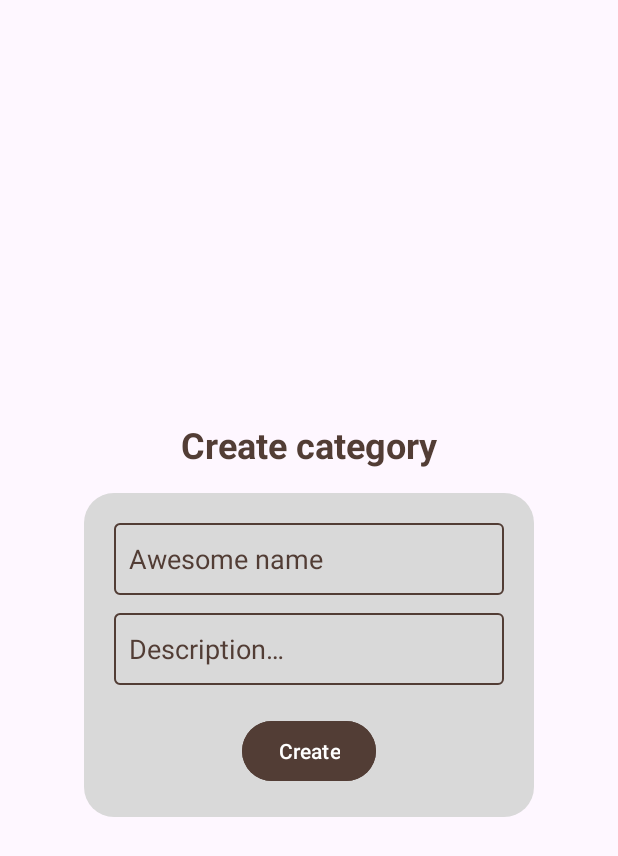
After one commit to kzi-nastava/ma-project-event-planner-siit-2024-team-14, an Android app: the fragment NewCategoryFragment shown on its own in the app's theme, on a phone screen of 412 x 824 dp. The commit adds this screen. Shown: the top 856 px of the screen. Run offline under Robolectric (Android 15) with nearby library versions, the phone set to English and light mode, and no system bars; 2 statements that could not run were skipped.

Commit message:
Add update and create category forms

```diff
--- a/app/src/main/java/com/example/eventplanner/data/network/services/offerings/categories/CategoryService.java
+++ b/app/src/main/java/com/example/eventplanner/data/network/services/offerings/categories/CategoryService.java
@@ -5,16 +5,50 @@ import com.example.eventplanner.data.model.Category;
 import java.util.Collection;
 
 import retrofit2.Call;
+import retrofit2.http.Body;
+import retrofit2.http.DELETE;
 import retrofit2.http.GET;
 import retrofit2.http.Headers;
+import retrofit2.http.POST;
+import retrofit2.http.PUT;
+import retrofit2.http.Path;
 
 public interface CategoryService {
 
     @Headers({
             "User-Agent: Mobile-Android",
-            "Content-Type:application/json"
+            "Content-Type: application/json"
     })
     @GET("categories")
     Call<Collection<Category>> getAllCategories();
 
+    @Headers({
+            "User-Agent: Mobile-Android",
+            "Content-Type: application/json"
+    })
+    @GET("categories/{id}")
+    Call<Category> getById(@Path("id") Integer id);
+
+    @Headers({
+            "User-Agent: Mobile-Android",
+            "Content-Type: application/json"
+    })
+    @POST("categories")
+    Call<Category> addCategory(@Body Category category);
+
+    @Headers({
+            "User-Agent: Mobile-Android",
+            "Content-Type: application/json"
+    })
+    @PUT("categories")
+    Call<Category> updateCategory(@Body Category category);
+
+    @Headers({
+            "User-Agent: Mobile-Android",
+            "Content-Type: application/json"
+    })
+    @DELETE("categories/{id}")
+    Call<Void> deleteCategory(@Path("id") Integer id);
+
+    // TODO: See if an interceptor should add these headers
 }
--- /dev/null
+++ b/app/src/main/java/com/example/eventplanner/ui/fragment/category/NewCategoryFragment.java
@@ -0,0 +1,159 @@
+package com.example.eventplanner.ui.fragment.category;
+
+import androidx.fragment.app.FragmentActivity;
+import androidx.lifecycle.LifecycleOwner;
+import androidx.lifecycle.ViewModelProvider;
+
+import android.os.Bundle;
+
+import androidx.annotation.NonNull;
+import androidx.annotation.Nullable;
+import androidx.fragment.app.Fragment;
+
+import android.text.Editable;
+import android.text.NoCopySpan;
+import android.text.TextUtils;
+import android.text.TextWatcher;
+import android.view.LayoutInflater;
+import android.view.View;
+import android.view.ViewGroup;
+import android.widget.Toast;
+
+import com.example.eventplanner.R;
+import com.example.eventplanner.data.model.Category;
+import com.example.eventplanner.databinding.FragmentNewCategoryBinding;
+
+import org.w3c.dom.Text;
+
+import java.util.Objects;
+import java.util.Optional;
+
+public class NewCategoryFragment extends Fragment {
+
+    private NewCategoryViewModel viewModel;
+    private FragmentNewCategoryBinding binding;
+
+    private static final String ARG_ID = "id", ARG_NAME = "name", ARG_DESCRIPTION = "desc";
+
+
+    public static NewCategoryFragment newInstance() {
+        return new NewCategoryFragment();
+    }
+
+    public static NewCategoryFragment newInstance(@NonNull Category category) {
+        NewCategoryFragment fragment = new NewCategoryFragment();
+
+        Bundle args = new Bundle();
+        args.putInt(ARG_ID, category.getId());
+        args.putString(ARG_NAME, category.getName());
+        args.putString(ARG_DESCRIPTION, category.getDescription());
+
+        fragment.setArguments(args);
+        return fragment;
+    }
+
+    @Override
+    public View onCreateView(@NonNull LayoutInflater inflater, @Nullable ViewGroup container,
+                             @Nullable Bundle savedInstanceState) {
+
+        binding = FragmentNewCategoryBinding.inflate(inflater, container, false);
+        return binding.getRoot();
+    }
+
+
+    @Override
+    public void onViewCreated(@NonNull View view, @Nullable Bundle savedInstanceState) {
+        super.onCreate(savedInstanceState);
+        super.onViewCreated(view, savedInstanceState);
+
+        viewModel = new ViewModelProvider(this).get(NewCategoryViewModel.class);
+
+        Bundle args = getArguments();
+        Category category = new Category();
+        // different form title and btn text when updating/creating
+        int titleResId = R.string.title_create_category;
+        int submitTextResId = R.string.create;
+
+        if (args != null) {
+            int id = args.getInt(ARG_ID, -1);
+            if (id != -1) {
+                // if id is passed then we are updating an existent category
+                category.setId(id);
+                titleResId = R.string.title_update_category;
+                submitTextResId = R.string.update;
+            }
+
+            category.setName(args.getString(ARG_NAME, ""));
+            category.setDescription(args.getString(ARG_DESCRIPTION, ""));
+        }
+
+        binding.twTitle.setText(titleResId);
+        binding.btnSubmit.setText(submitTextResId);
+
+        viewModel.setCategory(category);
+        binding.etCategoryName.setText(category.getName());
+        binding.etCategoryDescription.setText(category.getDescription());
+
+        binding.etCategoryName.addTextChangedListener(
+                (SimpleTextWatcher) (charSequence, i, i1, i2) -> viewModel.setCategoryName(charSequence.toString())
+        );
+
+        binding.etCategoryDescription.addTextChangedListener(
+                (SimpleTextWatcher) (charSequence, i, i1, i2) -> viewModel.setCategoryDescription(charSequence.toString())
+        );
+
+        binding.btnSubmit.setOnClickListener(v -> onSubmit());
+
+        LifecycleOwner lifecycleOwner = getViewLifecycleOwner();
+        viewModel.getSuccess().observe(lifecycleOwner, this::onSuccessChange);
+        viewModel.getErrorMsg().observe(lifecycleOwner, this::onErrorChange);
+    }
+
+
+    private void onSubmit() {
+        Category category = viewModel.getCategory().getValue();
+
+        // validate input data
+        if (category == null) { return; }
+
+        if (category.getName() == null || category.getName().isBlank()) {
+            Toast.makeText(requireContext(), "Invalid category name", Toast.LENGTH_SHORT).show();
+            return;
+        }
+
+        viewModel.submitCategory();
+    }
+
+
+    private void onSuccessChange(Boolean success) {
+        if (Boolean.TRUE.equals(success)) {
+            FragmentActivity hostActivity = requireActivity();
+            Toast.makeText(hostActivity, "TODO", Toast.LENGTH_SHORT).show();
+            hostActivity.getSupportFragmentManager().popBackStack();
+        }
+    }
+
+    private void onErrorChange(String msg) {
+        if (msg != null && !msg.isBlank()) {
+            Toast.makeText(requireContext(), msg, Toast.LENGTH_SHORT).show();
+        }
+    }
+
+
+    @Override
+    public void onDestroyView() {
+        super.onDestroyView();
+        binding = null;
+    }
+
+
+    // TODO: Figure out the appropriate place for this interface?
+
+    interface SimpleTextWatcher extends TextWatcher {
+        @Override
+        default void beforeTextChanged(CharSequence charSequence, int i, int i1, int i2) {}
+
+        @Override
+        default void afterTextChanged(Editable editable) {}
+    }
+}
--- /dev/null
+++ b/app/src/main/res/layout/fragment_new_category.xml
@@ -0,0 +1,91 @@
+<?xml version="1.0" encoding="utf-8"?>
+<androidx.constraintlayout.widget.ConstraintLayout xmlns:android="http://schemas.android.com/apk/res/android"
+    xmlns:app="http://schemas.android.com/apk/res-auto"
+    xmlns:tools="http://schemas.android.com/tools"
+    android:layout_width="match_parent"
+    android:layout_height="match_parent"
+    android:background="@android:color/transparent"
+    tools:context="ui.fragment.category.NewCategoryFragment">
+
+
+    <LinearLayout
+        android:layout_width="0dp"
+        android:layout_height="wrap_content"
+        android:orientation="vertical"
+        android:padding="16dp"
+
+        app:layout_constraintTop_toTopOf="parent"
+        app:layout_constraintBottom_toBottomOf="parent"
+        app:layout_constraintStart_toStartOf="parent"
+        app:layout_constraintEnd_toEndOf="parent"
+        android:gravity="center">
+
+        <!-- Title -->
+        <TextView
+            android:id="@+id/tw_title"
+            android:layout_width="wrap_content"
+            android:layout_height="wrap_content"
+
+            android:textColor="@color/project_brown"
+            android:text="@string/title_create_category"
+            android:textSize="24sp"
+            android:textStyle="bold"
+            android:layout_marginBottom="16dp"
+        />
+
+        <LinearLayout
+            android:layout_width="300dp"
+            android:layout_height="wrap_content"
+            android:orientation="vertical"
+            android:background="@drawable/rounded_background"
+            android:padding="20dp">
+
+            <!-- Name input -->
+            <EditText
+                android:id="@+id/et_category_name"
+                android:layout_width="match_parent"
+                android:layout_height="wrap_content"
+
+                android:layout_marginBottom="12dp"
+                android:autofillHints=""
+
+                android:background="@drawable/border"
+                android:hint="@string/hint_category_name"
+                android:inputType="text"
+                android:minHeight="48dp"
+                android:padding="10dp"
+                android:textColor="@color/project_brown"
+                android:textColorHint="@color/project_brown" />
+
+            <!-- Description input -->
+            <EditText
+                android:id="@+id/et_category_description"
+                android:layout_width="match_parent"
+                android:layout_height="wrap_content"
+
+                android:layout_marginBottom="20dp"
+                android:autofillHints=""
+
+                android:background="@drawable/border"
+                android:hint="@string/hint_category_description"
+                android:inputType="textMultiLine"
+                android:minHeight="48dp"
+                android:padding="10dp"
+                android:textColor="@color/project_brown"
+                android:textColorHint="@color/project_brown" />
+
+            <Button
+                android:id="@+id/btn_submit"
+                android:layout_width="wrap_content"
+                android:layout_height="wrap_content"
+
+                android:text="@string/confirm"
+                android:backgroundTint="@color/project_brown"
+                android:textColor="@color/white"
+                android:layout_gravity="center_horizontal"
+            />
+
+        </LinearLayout>
+    </LinearLayout>
+
+</androidx.constraintlayout.widget.ConstraintLayout>
--- a/app/src/main/res/values/strings.xml
+++ b/app/src/main/res/values/strings.xml
@@ -9,4 +9,11 @@
     <string name="category_card_description">Description&#8230;</string>
     <string name="delete">Delete</string>
     <string name="edit">Edit</string>
+    <string name="confirm">Confirm</string>
+    <string name="title_create_category">Create category</string>
+    <string name="title_update_category">Update category</string>
+    <string name="create">Create</string>
+    <string name="update">Update</string>
+    <string name="hint_category_name">Awesome name</string>
+    <string name="hint_category_description">Description&#8230;</string>
 </resources>
```
Also changed, not shown: app/src/main/java/com/example/eventplanner/ui/fragment/category/NewCategoryViewModel.java (added, +111 -0 lines).
